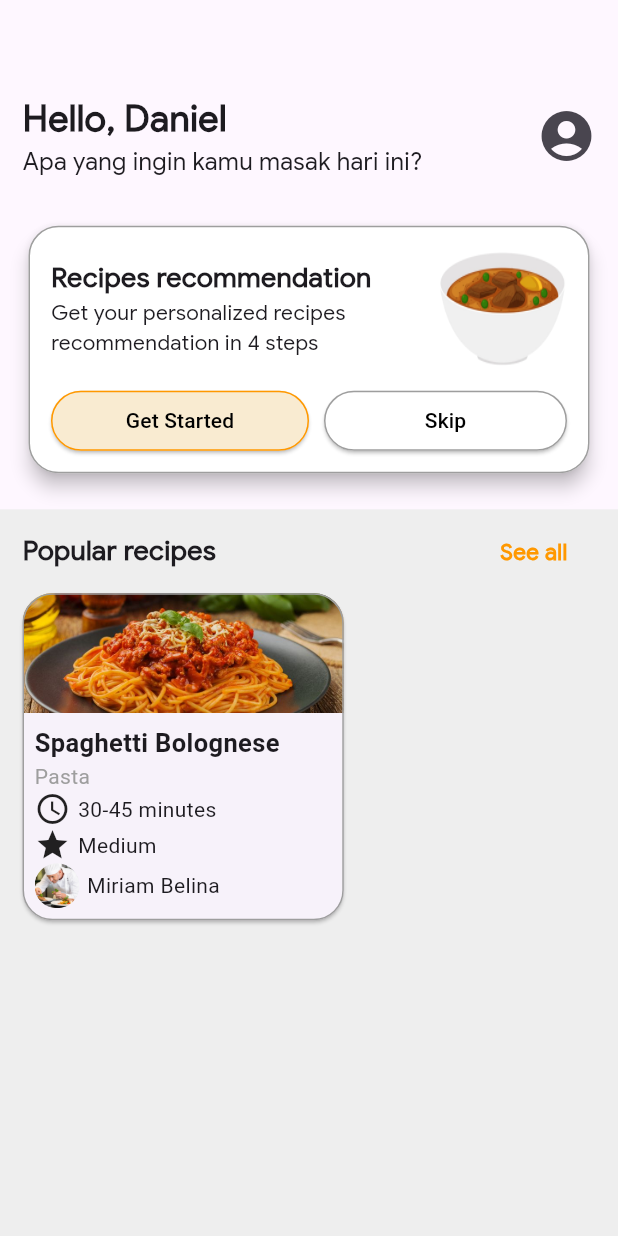
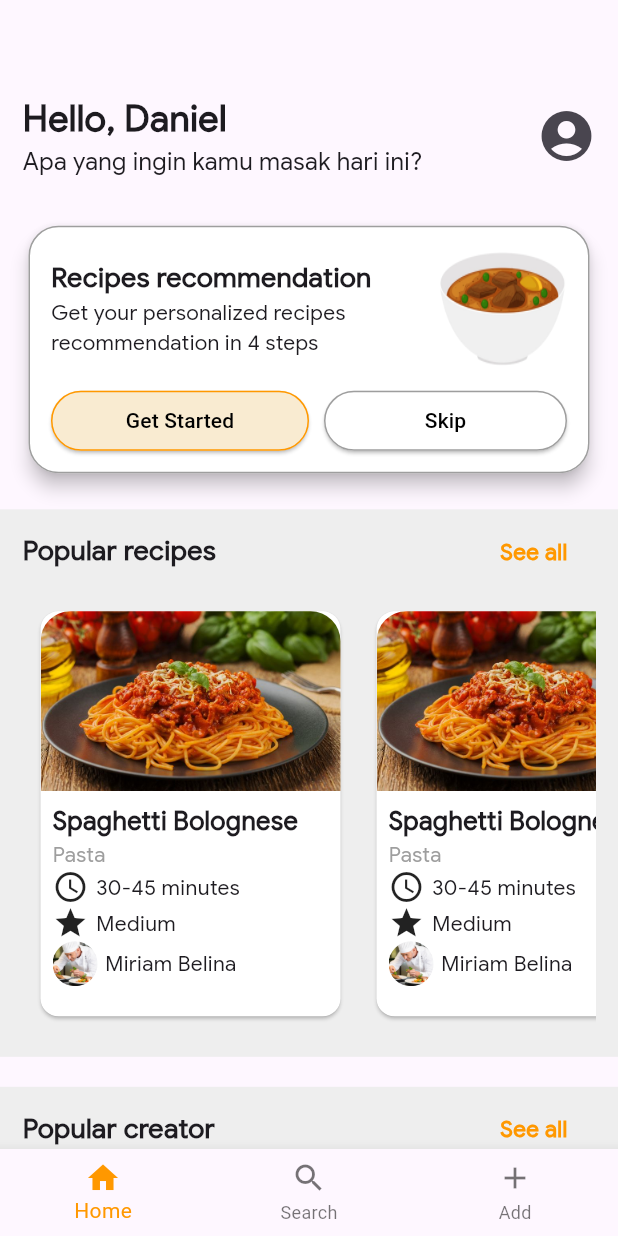
Before and after one commit to Danielketaren2207/daniel_andrew_ketaren_uas_promob, a Flutter app: the screen it shows after launch, on a phone screen of 412 x 824 dp. Run offline on Flutter 3.47's test engine with Material 3 defaults, Android fonts, the phone set to English and light mode, and no system bars.

Commit message:
Perbaikan crash 1

```diff
--- a/lib/main.dart
+++ b/lib/main.dart
@@ -21,7 +21,7 @@ class DashboardScreen extends StatelessWidget {
   @override
   Widget build(BuildContext context) {
     return Scaffold(
-      body: Column(
+      body: ListView(
         children: [
           // Bagian Atas
           Container(
@@ -66,7 +66,6 @@ class DashboardScreen extends StatelessWidget {
                       child: IconButton(
                         icon: Icon(Icons.account_circle, size: 40.0),
                         onPressed: () {
-                          // Aksi yang ingin diambil ketika ikon akun diklik
                         },
                       ),
                     ),
@@ -123,7 +122,7 @@ class DashboardScreen extends StatelessWidget {
                         Expanded(
                           flex: 1,
                           child: Image.asset(
-                            'images/soup.png', // Ganti dengan path gambar Anda
+                            'images/soup.png',
                             height: 80.0,
                             width: 80.0,
                             fit: BoxFit.fill,
@@ -143,7 +142,6 @@ class DashboardScreen extends StatelessWidget {
                             height: 40.0,
                             child: ElevatedButton(
                               onPressed: () {
-                                // Aksi yang ingin diambil ketika tombol diklik
                               },
                               style: ElevatedButton.styleFrom(
                                 primary: Color(0xFFF9EBD1),
@@ -165,7 +163,6 @@ class DashboardScreen extends StatelessWidget {
                             margin: EdgeInsets.only(left: 10.0),
                             child: ElevatedButton(
                               onPressed: () {
-                                // Aksi yang ingin diambil ketika tombol diklik
                               },
                               style: ElevatedButton.styleFrom(
                                 primary: Colors.white,
@@ -186,24 +183,55 @@ class DashboardScreen extends StatelessWidget {
               ),
             ),
           ),
-// Container Ketiga (Card Resep)
-// Container Ketiga (Card Resep)
           SizedBox(height: 20),
-Expanded(
-  child: Container(
+          // Popular Recipes Section
+          buildPopularSection(
+            title: "Popular recipes",
+            buttonText: "See all",
+            itemCount: 2,
+          ),
+          SizedBox(height: 20),
+          // Popular Creators Section
+          buildPopularSection(
+            title: "Popular creator",
+            buttonText: "See all",
+            itemCount: 1,
+          ),
+        ],
+      ),
+      bottomNavigationBar: BottomNavigationBar(
+        items: const <BottomNavigationBarItem>[
+          BottomNavigationBarItem(
+            icon: Icon(Icons.home),
+            label: 'Home',
+          ),
+          BottomNavigationBarItem(
+            icon: Icon(Icons.search),
+            label: 'Search',
+          ),
+          BottomNavigationBarItem(
+            icon: Icon(Icons.add),
+            label: 'Add',
+          ),
+        ],
+        selectedItemColor: Colors.orange,
+      ),
+    );
+  }
+
+  Widget buildPopularSection({required String title, required String buttonText, required int itemCount}) {
+    return Container(
       padding: EdgeInsets.all(15.0),
       color: Colors.grey[200],
       child: Column(
         crossAxisAlignment: CrossAxisAlignment.start,
         children: [
-        // Row Pertama
           Row(
             children: [
-            // Kolom Pertama
               Expanded(
-              flex: 5, // Menggunakan flex 5 dari total 6 (5/6)
+                flex: 5,
                 child: Text(
-                "Popular recipes",
+                  title,
                   style: TextStyle(
                     fontSize: 18,
                     fontFamily: 'Google Sans',
@@ -211,11 +239,10 @@ Expanded(
                   ),
                 ),
               ),
-            // Kolom Kedua
               Expanded(
-              flex: 1, // Menggunakan flex 1 dari total 6 (1/6)
+                flex: 1,
                 child: Text(
-                "See all",
+                  buttonText,
                   style: TextStyle(
                     fontSize: 15,
                     fontFamily: 'Google Sans',
@@ -226,27 +253,53 @@ Expanded(
               ),
             ],
           ),
-        // Jarak antara Row 1 dan 2
           SizedBox(height: 15),
           // Row Kedua
-        FractionallySizedBox(
-          widthFactor: 3 / 5, // Menentukan lebar relatif (3/5)
+          SingleChildScrollView(
+            scrollDirection: Axis.horizontal,
+            child: Row(
+              children: List.generate(
+                itemCount,
+                (index) => buildCard(
+                  'images/spaghetti_bolognese.jpg',
+                  'Spaghetti Bolognese',
+                  'Pasta',
+                  '30-45 minutes',
+                  'Medium',
+                  'Miriam Belina',
+                ),
+              ),
+            ),
+          ),
+        ],
+      ),
+    );
+  }
+
+  Widget buildCard(
+    String imagePath,
+    String title,
+    String category,
+    String cookTime,
+    String difficulty,
+    String chefName,
+  ) {
+    return Padding(
+      padding: const EdgeInsets.all(8.0),
       child: Card(
-            shape: RoundedRectangleBorder(
-              borderRadius: BorderRadius.circular(20.0),
-              side: BorderSide(color: Colors.grey, width: 1.0),
-            ),
-            margin: EdgeInsets.only(right: 15.0),
+        color: Color(0xFFFFFFFF),
+        child: SizedBox(
+          width: 200.0,
+          height: 270.0,
           child: Column(
-              crossAxisAlignment: CrossAxisAlignment.start,
             children: [
-                // Bagian Atas Card (Gambar)
+              // Bagian Atas
               Container(
-                  height: 80.0,
-                  width: double.infinity,
+                height: 120.0,
+                width: 250.0,
                 decoration: BoxDecoration(
                   image: DecorationImage(
-                      image: AssetImage('images/spaghetti_bolognese.jpg'), // Ganti dengan path gambar Anda
+                    image: AssetImage(imagePath),
                     fit: BoxFit.cover,
                   ),
                   borderRadius: BorderRadius.only(
@@ -255,44 +308,43 @@ Expanded(
                   ),
                 ),
               ),
-                // Bagian Bawah Card (Informasi)
               Padding(
                 padding: const EdgeInsets.all(8.0),
+                child: Container(
+                  height: 130.0,
+                  child: Center(
                     child: Column(
                       crossAxisAlignment: CrossAxisAlignment.start,
                       children: [
-                      // Judul Makanan
                         Text(
-                        "Spaghetti Bolognese",
+                          title,
                           style: TextStyle(
                             fontSize: 17,
+                            fontFamily: 'Google Sans',
                             fontWeight: FontWeight.bold,
                           ),
                         ),
-                      // Kategori Makanan
                         Text(
-                        "Pasta",
+                          category,
                           style: TextStyle(
                             color: Colors.grey,
+                            fontFamily: 'Google Sans',
                           ),
                         ),
-                      // Waktu Memasak
                         Row(
                           children: [
                             Icon(Icons.access_time),
                             SizedBox(width: 5.0),
-                          Text("30-45 minutes"),
+                            Text(cookTime, style: TextStyle(fontFamily: 'Google Sans')),
                           ],
                         ),
-                      // Tingkat Kesulitan
                         Row(
                           children: [
                             Icon(Icons.star),
                             SizedBox(width: 5.0),
-                          Text("Medium"),
+                            Text(difficulty, style: TextStyle(fontFamily: 'Google Sans')),
                           ],
                         ),
-                      // Chef
                         Row(
                           children: [
                             ClipRRect(
@@ -305,13 +357,11 @@ Expanded(
                               ),
                             ),
                             SizedBox(width: 5.0),
-                          Text("Miriam Belina"),
+                            Text(chefName, style: TextStyle(fontFamily: 'Google Sans')),
                           ],
                         ),
                       ],
                     ),
-                ),
-              ],
                   ),
                 ),
               ),
@@ -319,9 +369,6 @@ Expanded(
           ),
         ),
       ),
-
-        ],
-      ),
     );
   }
 }
```
Lines whose indentation alone changed are shown as unchanged.
